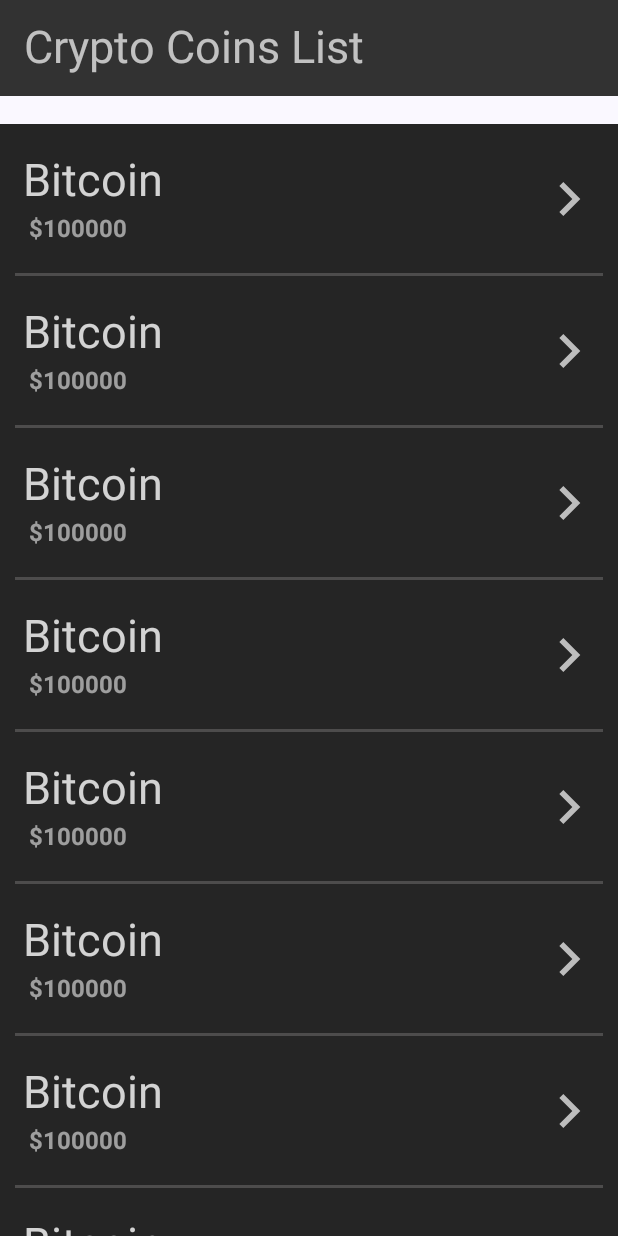
After one commit to ana-znv/crypto-coins, an Android app built with Jetpack Compose: the CryptoCoinsList screen opened through its navigation route, on a phone screen of 412 x 824 dp. The commit adds this screen. Run offline under Robolectric (Android 15) with nearby library versions, the phone set to English and light mode, and no system bars.

Commit message:
refactored the files

```diff
--- /dev/null
+++ b/app/src/main/java/com/example/cryptocoinslist/CryptoCoinsListApp.kt
@@ -0,0 +1,18 @@
+package com.example.cryptocoinslist
+
+import androidx.compose.foundation.layout.fillMaxSize
+import androidx.compose.material3.Surface
+import androidx.compose.runtime.Composable
+import androidx.compose.ui.Modifier
+import androidx.compose.ui.graphics.Color
+import com.example.cryptocoinslist.routes.AppNavHost
+
+@Composable
+fun Main() {
+    Surface(
+        modifier = Modifier.fillMaxSize(),
+        color = Color(0xFF252525),
+    ) {
+        AppNavHost()
+    }
+}
--- a/app/src/main/java/com/example/cryptocoinslist/NavHost.kt
+++ b/app/src/main/java/com/example/cryptocoinslist/routes/NavHost.kt
@@ -1,10 +1,11 @@
-package com.example.cryptocoinslist
+package com.example.cryptocoinslist.routes
 
-import androidx.compose.material3.Text
 import androidx.compose.runtime.Composable
 import androidx.navigation.compose.NavHost
 import androidx.navigation.compose.composable
 import androidx.navigation.compose.rememberNavController
+import com.example.cryptocoinslist.screens.CryptoCoinScreen
+import com.example.cryptocoinslist.screens.CryptoCoinsList
 
 @Composable
 fun AppNavHost() {
@@ -14,7 +15,7 @@ fun AppNavHost() {
         navController = navController,
         startDestination = "main"
     ) {
-        composable("main") { MainScreenList(navController)}
-        composable("details") { DetailsScreen(navController) }
+        composable("main") { CryptoCoinsList(navController) }
+        composable("details") { CryptoCoinScreen(navController) }
     }
 }
--- /dev/null
+++ b/app/src/main/java/com/example/cryptocoinslist/screens/CryptoCoinsList.kt
@@ -0,0 +1,118 @@
+package com.example.cryptocoinslist.screens
+
+import android.annotation.SuppressLint
+import androidx.compose.foundation.clickable
+import androidx.compose.foundation.layout.Arrangement
+import androidx.compose.foundation.layout.Column
+import androidx.compose.foundation.layout.Row
+import androidx.compose.foundation.layout.Spacer
+import androidx.compose.foundation.layout.fillMaxHeight
+import androidx.compose.foundation.layout.fillMaxWidth
+import androidx.compose.foundation.layout.height
+import androidx.compose.foundation.layout.padding
+import androidx.compose.foundation.layout.size
+import androidx.compose.foundation.lazy.LazyColumn
+import androidx.compose.material.icons.Icons
+import androidx.compose.material.icons.filled.KeyboardArrowRight
+import androidx.compose.material3.ExperimentalMaterial3Api
+import androidx.compose.material3.HorizontalDivider
+import androidx.compose.material3.Icon
+import androidx.compose.material3.Scaffold
+import androidx.compose.material3.Text
+import androidx.compose.material3.TopAppBar
+import androidx.compose.material3.TopAppBarDefaults
+import androidx.compose.runtime.Composable
+import androidx.compose.ui.Alignment
+import androidx.compose.ui.Modifier
+import androidx.compose.ui.draw.alpha
+import androidx.compose.ui.graphics.Color
+import androidx.compose.ui.text.TextStyle
+import androidx.compose.ui.text.font.FontWeight
+import androidx.compose.ui.unit.dp
+import androidx.compose.ui.unit.sp
+import androidx.navigation.NavController
+
+@SuppressLint("UnusedMaterial3ScaffoldPaddingParameter")
+@OptIn(ExperimentalMaterial3Api::class)
+@Composable
+fun CryptoCoinsList(navController: NavController) {
+    Column {
+        Scaffold(
+            modifier = Modifier.fillMaxHeight(0.1f),
+            topBar = {
+                TopAppBar(
+                    colors = TopAppBarDefaults.topAppBarColors(
+                        containerColor = Color(0xFF323232),
+                        titleContentColor = Color.White,
+                    ),
+                    title = {
+                        Text(
+                            text = "Crypto Coins List",
+                            modifier = Modifier.alpha(0.7f),
+                            style = TextStyle(
+                                fontSize = 30.sp,
+                            )
+                        )
+                    }
+                )
+            },
+        ) {
+        }
+        LazyColumn {
+            items(15) {
+                Row(
+                    modifier = Modifier
+                        .fillMaxWidth()
+                        .clickable {
+                            navController.navigate("details")
+                        },
+                    horizontalArrangement = Arrangement.SpaceBetween,
+                    verticalAlignment = Alignment.CenterVertically
+                ) {
+                    Column(
+                        modifier = Modifier
+                            .alpha(0.8f)
+                            .padding(
+                                vertical = 20.dp,
+                                horizontal = 15.dp
+                            )
+                    ) {
+                        Text(
+                            text = "Bitcoin",
+                            style = TextStyle(
+                                color = Color.White,
+                                fontSize = 30.sp
+                            )
+                        )
+                        Spacer(modifier = Modifier.height(5.dp))
+                        Text(
+                            modifier = Modifier
+                                .alpha(0.7f)
+                                .padding(horizontal = 4.dp),
+                            text = "$100000",
+                            style = TextStyle(
+                                color = Color.White,
+                                fontSize = 16.sp,
+                                fontWeight = FontWeight.Bold
+                            )
+                        )
+                    }
+                    Icon(
+                        modifier = Modifier
+                            .padding(end = 10.dp)
+                            .size(45.dp)
+                            .alpha(0.7f),
+                        imageVector = Icons.Filled.KeyboardArrowRight,
+                        contentDescription = "Next",
+                        tint = Color.White,
+                    )
+                }
+                HorizontalDivider(
+                    thickness = 2.dp,
+                    color = Color(0xFF4D4C4C),
+                    modifier = Modifier.padding(horizontal = 10.dp)
+                )
+            }
+        }
+    }
+}
```
Also changed, not shown: app/src/main/java/com/example/cryptocoinslist/MainActivity.kt (+1 -102 lines), app/src/main/java/com/example/cryptocoinslist/screens/CryptoCoinScreen.kt (renamed from app/src/main/java/com/example/cryptocoinslist/CryptoCoinScreen.kt, +2 -6 lines).
